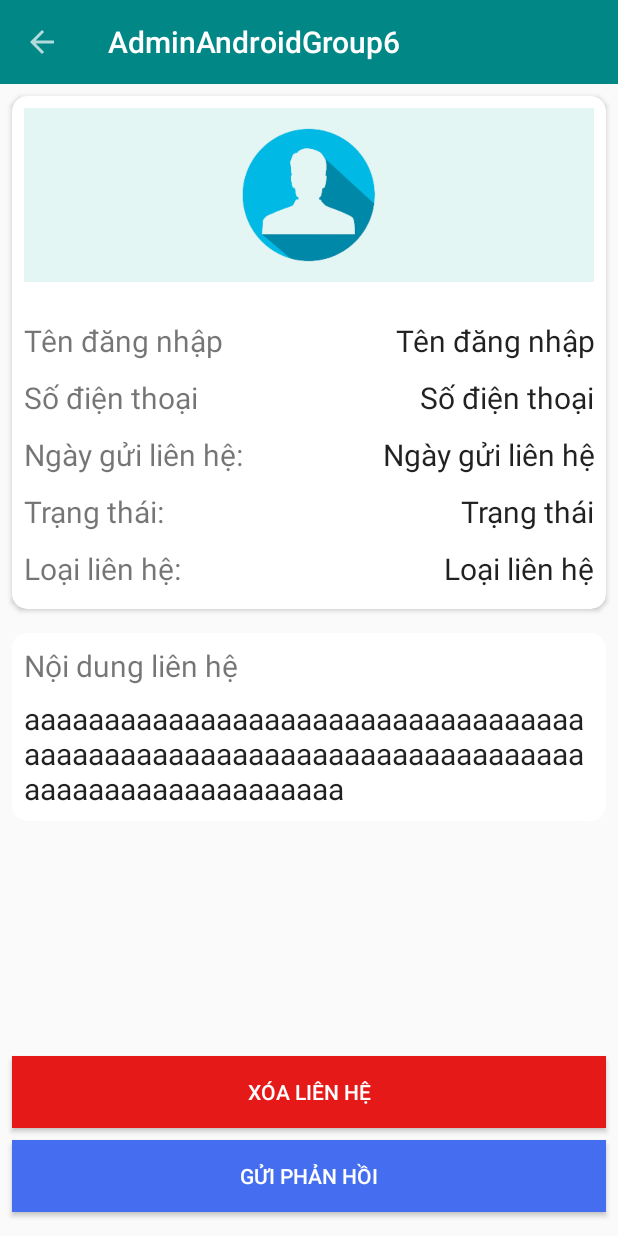
After one commit to huynhngoctan/AdminAndroidGroup6, an Android app: the ManageContactDetailActivity screen opened directly, with no data from a screen before it, on a phone screen of 412 x 824 dp. The commit adds this screen. Run offline under Robolectric (Android 15) with nearby library versions, the phone set to English and light mode, and no system bars; our stand-ins replace CircleImageView, Firebase (no records; nobody signed in at launch, a user with empty details on screens opened directly), Picasso; 9 statements that could not run were skipped.

Commit message:
Làm trang chi tiết liên hệ

```diff
--- /dev/null
+++ b/app/src/main/java/com/example/adminandroidgroup6/manageContact/ManageContactDetailActivity.java
@@ -0,0 +1,192 @@
+package com.example.adminandroidgroup6.manageContact;
+
+import androidx.annotation.NonNull;
+import androidx.appcompat.app.AlertDialog;
+import androidx.appcompat.app.AppCompatActivity;
+import androidx.appcompat.widget.Toolbar;
+import androidx.core.app.ActivityCompat;
+
+import android.Manifest;
+import android.app.Dialog;
+import android.content.DialogInterface;
+import android.content.Intent;
+import android.os.Bundle;
+import android.telephony.SmsManager;
+import android.view.MenuItem;
+import android.view.View;
+import android.view.Window;
+import android.widget.Button;
+import android.widget.EditText;
+import android.widget.Toast;
+
+import com.example.adminandroidgroup6.R;
+import com.example.adminandroidgroup6.database.FireBaseHelperContact;
+import com.example.adminandroidgroup6.model.Contact;
+import com.example.adminandroidgroup6.model.User;
+import com.example.adminandroidgroup6.support.LoadingDialog;
+import com.google.firebase.database.DatabaseReference;
+import com.google.firebase.database.FirebaseDatabase;
+import com.squareup.picasso.Picasso;
+
+import de.hdodenhof.circleimageview.CircleImageView;
+
+public class ManageContactDetailActivity extends AppCompatActivity {
+ Toolbar toolbar;
+ CircleImageView ivAvatar;
+ EditText edtUserName,edtPhone,edtCreateDate,edtStatus,edtTypeContact,edtContentContact;
+ Button btnDelete,btnReply;
+ User user;
+ Contact contact;
+ LoadingDialog loadingDialog;
+ int REQUEST_CODE_SMS=1;
+
+ String phone;
+ String replyContent;
+
+ //Firebase
+    FireBaseHelperContact helper;
+    DatabaseReference db;
+    @Override
+    protected void onCreate(Bundle savedInstanceState) {
+        super.onCreate(savedInstanceState);
+        setContentView(R.layout.activity_manage_contact_detail);
+
+        toolbar =findViewById(R.id.toolbar);
+
+        setSupportActionBar(toolbar);
+        getSupportActionBar().setDisplayHomeAsUpEnabled(true);
+
+        init();
+
+        btnDelete.setOnClickListener(new View.OnClickListener() {
+            @Override
+            public void onClick(View v) {
+                actionDelete();
+            }
+        });
+        btnReply.setOnClickListener(new View.OnClickListener() {
+            @Override
+            public void onClick(View v) {
+                sendDialog();
+            }
+        });
+    }
+    @Override
+    public boolean onOptionsItemSelected(@NonNull MenuItem item) {
+        switch (item.getItemId()) {
+            case android.R.id.home:
+                finish();
+                return true;
+            default:
+                return super.onOptionsItemSelected(item);
+        }
+    }
+
+    public void init(){
+        Intent intent = getIntent();
+        Bundle bundle = intent.getBundleExtra("bundle");
+        user  = (User) bundle.getSerializable("user");
+        contact = (Contact) bundle.getSerializable("contact");
+        loadingDialog = new LoadingDialog(this);
+
+        ivAvatar = findViewById(R.id.imageViewAvatarActivityManageContactDetail);
+        edtUserName = findViewById(R.id.editTextUserNameActivityManageContactDetail);
+        edtPhone = findViewById(R.id.editTextPhoneActivityManageContactDetail);
+        edtCreateDate =findViewById(R.id.editTextCreateDateActivityManageContactDetail);
+        edtStatus = findViewById(R.id.editTextStatusActivityManageContactDetail);
+        edtTypeContact = findViewById(R.id.editTextTypeContactActivityManageContactDetail);
+        edtContentContact = findViewById(R.id.editTextContentActivityManageContactDetail);
+        btnDelete =findViewById(R.id.buttonDeleteContactActivityManageContactDetail);
+        btnReply = findViewById(R.id.buttonReplyContactActivityManageContactDetail);
+
+        if(user.getLinkImage()!=null)
+            Picasso.with(this).load(user.getLinkImage()).fit().centerCrop().into(ivAvatar);
+        edtUserName.setText(user.getUsername());
+        edtPhone.setText(user.getPhone());
+        edtCreateDate.setText(contact.getDateCreate());
+        edtStatus.setText(contact.getStatus());
+        edtTypeContact.setText(contact.getType());
+        edtContentContact.setText(contact.getContent());
+
+        db= FirebaseDatabase.getInstance().getReference();
+        helper = new FireBaseHelperContact(this,db);
+    }
+    public void actionDelete(){
+        AlertDialog.Builder alertDialog = new AlertDialog.Builder(this);
+        alertDialog.setTitle("Thông báo!");
+        alertDialog.setMessage("Bạn có chắc là muốn xóa liên hệ này không");
+        alertDialog.setPositiveButton("Có", new DialogInterface.OnClickListener() {
+            @Override
+            public void onClick(DialogInterface dialog, int which) {
+                loadingDialog.startLoadingDialog();
+                deleteInDB();
+                loadingDialog.dismissDialog();
+            }
+        });
+        alertDialog.setNegativeButton("Không", new DialogInterface.OnClickListener() {
+            @Override
+            public void onClick(DialogInterface dialog, int which) {
+            }
+        });
+        alertDialog.show();
+    }
+    public void deleteInDB(){
+        if(helper.delete(contact.getIdContact())) {
+            Toast.makeText(ManageContactDetailActivity.this, "Xóa thành công", Toast.LENGTH_SHORT).show();
+            finish();
+        }
+        else Toast.makeText(ManageContactDetailActivity.this,"Xóa thất bại",Toast.LENGTH_SHORT).show();
+    }
+    public void sendDialog(){
+        Dialog dialog = new Dialog(this);
+        dialog.requestWindowFeature(Window.FEATURE_NO_TITLE);
+        dialog.setCanceledOnTouchOutside(true);
+        dialog.setContentView(R.layout.dialog_send_sms);
+
+        EditText edtPhone = dialog.findViewById(R.id.editTextPhoneDialogSendSMS);
+        EditText edtContentReply = dialog.findViewById(R.id.editTextReplyContentDialogSendSMS);
+        Button btnSend = dialog.findViewById(R.id.buttonSendDialogSendSMS);
+        Button btnCancel = dialog.findViewById(R.id.buttonCancelDialogSendSMS);
+
+        edtPhone.setText(user.getPhone());
+
+        btnCancel.setOnClickListener(new View.OnClickListener() {
+            @Override
+            public void onClick(View v) {
+                dialog.dismiss();
+            }
+        });
+        btnSend.setOnClickListener(new View.OnClickListener() {
+            @Override
+            public void onClick(View v) {
+                if(edtContentReply.getText().toString().isEmpty()){
+                    Toast.makeText(ManageContactDetailActivity.this,"Vui lòng nhập nội dung phản hồi",Toast.LENGTH_SHORT).show();
+                }else {
+                    replyContent = edtContentReply.getText().toString().trim();
+                    ActivityCompat.requestPermissions(ManageContactDetailActivity.this,
+                            new String[]{Manifest.permission.SEND_SMS},REQUEST_CODE_SMS);
+                }
+            }
+        });
+        btnCancel.setOnClickListener(new View.OnClickListener() {
+            @Override
+            public void onClick(View v) {
+                dialog.dismiss();
+            }
+        });
+        dialog.show();
+        Window window = dialog.getWindow();
+        window.setLayout(Toolbar.LayoutParams.FILL_PARENT, Toolbar.LayoutParams.WRAP_CONTENT);
+    }
+
+    @Override
+    public void onRequestPermissionsResult(int requestCode, @NonNull  String[] permissions, @NonNull  int[] grantResults) {
+        if(requestCode==REQUEST_CODE_SMS&&grantResults.length>0&&grantResults[0]==getPackageManager().PERMISSION_GRANTED){
+            SmsManager smsManager = SmsManager.getDefault();
+            smsManager.sendTextMessage(user.getPhone(),null,replyContent,null,null);
+            Toast.makeText(this,"Gửi thành công",Toast.LENGTH_SHORT).show();
+            helper.updateStatus(user.getIdUser(),"Đã xử lý");
+        }
+        super.onRequestPermissionsResult(requestCode, permissions, grantResults);
+    }
+}
--- /dev/null
+++ b/app/src/main/res/layout/activity_manage_contact_detail.xml
@@ -0,0 +1,257 @@
+<?xml version="1.0" encoding="utf-8"?>
+<androidx.constraintlayout.widget.ConstraintLayout xmlns:android="http://schemas.android.com/apk/res/android"
+    xmlns:app="http://schemas.android.com/apk/res-auto"
+    xmlns:tools="http://schemas.android.com/tools"
+    android:layout_width="match_parent"
+    android:layout_height="match_parent"
+    tools:context=".manageContact.ManageContactDetailActivity">
+
+    <include
+        android:id="@+id/include"
+        layout="@layout/drawer_toolbar"
+        android:layout_width="match_parent"
+        android:layout_height="wrap_content" />
+
+    <androidx.cardview.widget.CardView
+        android:id="@+id/cardView3"
+        android:layout_width="match_parent"
+        android:layout_height="wrap_content"
+        android:layout_margin="8dp"
+        app:cardCornerRadius="10dp"
+        app:layout_constraintEnd_toEndOf="parent"
+        app:layout_constraintStart_toStartOf="parent"
+        app:layout_constraintTop_toBottomOf="@+id/include">
+
+        <androidx.appcompat.widget.LinearLayoutCompat
+            android:layout_width="match_parent"
+            android:layout_height="match_parent"
+            android:orientation="vertical"
+            android:padding="8dp"
+            android:textAlignment="textEnd">
+
+            <LinearLayout
+                android:layout_width="match_parent"
+                android:layout_height="wrap_content"
+                android:layout_marginBottom="20dp"
+                android:background="@color/bg_avatar"
+                android:gravity="center">
+
+                <de.hdodenhof.circleimageview.CircleImageView
+                    android:id="@+id/imageViewAvatarActivityManageContactDetail"
+                    android:layout_width="100dp"
+                    android:layout_height="100dp"
+                    android:layout_marginVertical="8dp"
+                    android:src="@drawable/ic_user_order"></de.hdodenhof.circleimageview.CircleImageView>
+            </LinearLayout>
+
+            <androidx.appcompat.widget.LinearLayoutCompat
+                android:layout_width="match_parent"
+                android:layout_height="wrap_content"
+                android:layout_marginVertical="5dp"
+                android:orientation="horizontal"
+                android:weightSum="10">
+
+                <TextView
+                    android:layout_width="0dp"
+                    android:layout_height="wrap_content"
+                    android:layout_weight="4"
+                    android:text="Tên đăng nhập"
+                    android:textSize="20sp" />
+
+                <EditText
+                    android:id="@+id/editTextUserNameActivityManageContactDetail"
+                    android:layout_width="0dp"
+                    android:layout_height="wrap_content"
+                    android:layout_weight="6"
+                    android:background="@android:color/transparent"
+                    android:ems="10"
+                    android:inputType="none"
+                    android:text="Tên đăng nhập"
+                    android:textAlignment="textEnd"
+                    android:textSize="20sp" />
+            </androidx.appcompat.widget.LinearLayoutCompat>
+
+            <androidx.appcompat.widget.LinearLayoutCompat
+                android:layout_width="match_parent"
+                android:layout_height="wrap_content"
+                android:layout_marginVertical="5dp"
+                android:orientation="horizontal"
+                android:weightSum="10">
+
+                <TextView
+                    android:layout_width="0dp"
+                    android:layout_height="wrap_content"
+                    android:layout_weight="4"
+                    android:text="Số điện thoại"
+                    android:textSize="20sp" />
+
+                <EditText
+                    android:id="@+id/editTextPhoneActivityManageContactDetail"
+                    android:layout_width="0dp"
+                    android:layout_height="wrap_content"
+                    android:layout_weight="6"
+                    android:background="@android:color/transparent"
+                    android:ems="10"
+                    android:inputType="none"
+                    android:text="Số điện thoại"
+                    android:textAlignment="textEnd"
+                    android:textSize="20sp" />
+            </androidx.appcompat.widget.LinearLayoutCompat>
+
+            <androidx.appcompat.widget.LinearLayoutCompat
+                android:layout_width="match_parent"
+                android:layout_height="wrap_content"
+                android:layout_marginVertical="5dp"
+                android:orientation="horizontal"
+                android:weightSum="10">
+
+                <TextView
+                    android:layout_width="0dp"
+                    android:layout_height="wrap_content"
+                    android:layout_weight="4"
+                    android:text="Ngày gửi liên hệ:"
+                    android:textSize="20sp" />
+
+                <EditText
+                    android:id="@+id/editTextCreateDateActivityManageContactDetail"
+                    android:layout_width="0dp"
+                    android:layout_height="wrap_content"
+                    android:layout_weight="6"
+                    android:background="@android:color/transparent"
+                    android:ems="10"
+                    android:inputType="none"
+                    android:text="Ngày gửi liên hệ"
+                    android:textAlignment="textEnd"
+                    android:textSize="20sp" />
+            </androidx.appcompat.widget.LinearLayoutCompat>
+
+            <androidx.appcompat.widget.LinearLayoutCompat
+                android:layout_width="match_parent"
+                android:layout_height="wrap_content"
+                android:layout_marginVertical="5dp"
+                android:orientation="horizontal"
+                android:weightSum="10">
+
+                <TextView
+                    android:layout_width="0dp"
+                    android:layout_height="wrap_content"
+                    android:layout_weight="4"
+                    android:text="Trạng thái:"
+                    android:textSize="20sp" />
+
+                <EditText
+                    android:id="@+id/editTextStatusActivityManageContactDetail"
+                    android:layout_width="0dp"
+                    android:layout_height="wrap_content"
+                    android:layout_weight="6"
+                    android:background="@android:color/transparent"
+                    android:ems="10"
+                    android:inputType="none"
+                    android:text="Trạng thái"
+                    android:textAlignment="textEnd"
+                    android:textSize="20sp" />
+            </androidx.appcompat.widget.LinearLayoutCompat>
+
+            <androidx.appcompat.widget.LinearLayoutCompat
+                android:layout_width="match_parent"
+                android:layout_height="wrap_content"
+                android:layout_marginVertical="5dp"
+                android:orientation="horizontal"
+                android:weightSum="10">
+
+                <TextView
+                    android:layout_width="0dp"
+                    android:layout_height="wrap_content"
+                    android:layout_weight="4"
+                    android:text="Loại liên hệ:"
+                    android:textSize="20sp" />
+
+                <EditText
+                    android:id="@+id/editTextTypeContactActivityManageContactDetail"
+                    android:layout_width="0dp"
+                    android:layout_height="wrap_content"
+                    android:layout_weight="6"
+                    android:background="@android:color/transparent"
+                    android:ems="10"
+                    android:inputType="none"
+                    android:text="Loại liên hệ"
+                    android:textAlignment="textEnd"
+                    android:textSize="20sp" />
+            </androidx.appcompat.widget.LinearLayoutCompat>
+        </androidx.appcompat.widget.LinearLayoutCompat>
+    </androidx.cardview.widget.CardView>
+
+    <androidx.cardview.widget.CardView
+        android:layout_width="match_parent"
+        android:layout_height="wrap_content"
+        android:layout_marginHorizontal="8dp"
+        android:layout_marginVertical="16dp"
+        app:cardCornerRadius="10dp"
+        app:layout_constraintEnd_toEndOf="parent"
+        app:layout_constraintStart_toStartOf="parent"
+        app:layout_constraintTop_toBottomOf="@+id/cardView3">
+
+        <androidx.constraintlayout.widget.ConstraintLayout
+            android:layout_width="match_parent"
+            android:layout_height="match_parent">
+
+            <TextView
+                android:id="@+id/textView20"
+                android:layout_width="wrap_content"
+                android:layout_height="wrap_content"
+                android:layout_marginStart="8dp"
+                android:layout_marginTop="8dp"
+                android:text="Nội dung liên hệ"
+                android:textSize="20sp"
+                app:layout_constraintStart_toStartOf="parent"
+                app:layout_constraintTop_toTopOf="parent" />
+
+            <EditText
+                android:id="@+id/editTextContentActivityManageContactDetail"
+                android:layout_width="match_parent"
+                android:layout_height="wrap_content"
+                android:layout_marginStart="8dp"
+                android:layout_marginTop="8dp"
+                android:layout_marginEnd="8dp"
+                android:layout_marginBottom="8dp"
+                android:background="@android:color/transparent"
+                android:ems="10"
+                android:inputType="none"
+                android:text="aaaaaaaaaaaaaaaaaaaaaaaaaaaaaaaaaaaaaaaaaaaaaaaaaaaaaaaaaaaaaaaaaaaaaaaaaaaaaaaaaaaaaaaaaa"
+                android:textSize="20sp"
+                app:layout_constraintBottom_toBottomOf="parent"
+                app:layout_constraintEnd_toEndOf="parent"
+                app:layout_constraintStart_toStartOf="parent"
+                app:layout_constraintTop_toBottomOf="@+id/textView20" />
+        </androidx.constraintlayout.widget.ConstraintLayout>
+    </androidx.cardview.widget.CardView>
+
+    <Button
+        android:id="@+id/buttonReplyContactActivityManageContactDetail"
+        android:layout_width="0dp"
+        android:layout_height="wrap_content"
+        android:layout_marginStart="8dp"
+        android:layout_marginEnd="8dp"
+        android:layout_marginBottom="16dp"
+        android:background="@color/blue"
+        android:text="Gửi phản hồi"
+        android:textColor="@color/white"
+        app:layout_constraintBottom_toBottomOf="parent"
+        app:layout_constraintEnd_toEndOf="parent"
+        app:layout_constraintStart_toStartOf="parent" />
+
+    <Button
+        android:id="@+id/buttonDeleteContactActivityManageContactDetail"
+        android:layout_width="0dp"
+        android:layout_height="wrap_content"
+        android:layout_marginStart="8dp"
+        android:layout_marginEnd="8dp"
+        android:layout_marginBottom="8dp"
+        android:background="@color/red"
+        android:text="Xóa liên hệ"
+        android:textColor="@color/white"
+        app:layout_constraintBottom_toTopOf="@+id/buttonReplyContactActivityManageContactDetail"
+        app:layout_constraintEnd_toEndOf="parent"
+        app:layout_constraintStart_toStartOf="parent" />
+
+</androidx.constraintlayout.widget.ConstraintLayout>
```
Also changed, not shown: app/src/main/AndroidManifest.xml (+4 -10 lines), app/src/main/java/com/example/adminandroidgroup6/database/FireBaseHelperContact.java (+49 -0 lines), app/src/main/java/com/example/adminandroidgroup6/manageContact/ManageContactAdapter.java (+32 -12 lines), app/src/main/res/layout/dialog_send_sms.xml (added, +115 -0 lines), app/src/main/res/layout/layout_contact_item.xml (+13 -0 lines).
